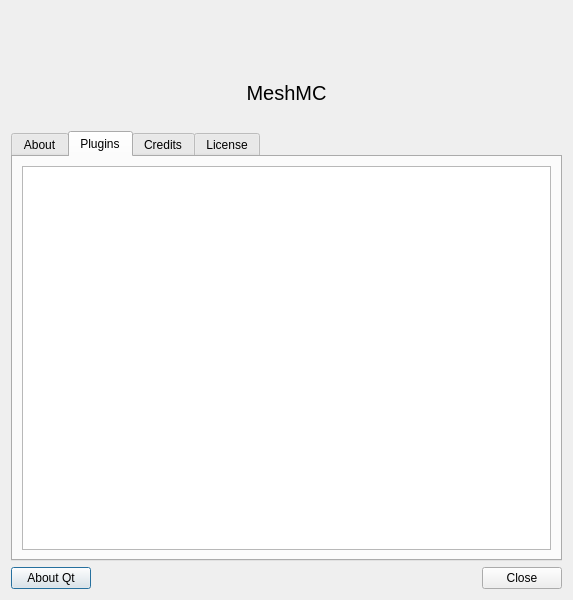
Project-Tick/Project-Tick, file meshmc/launcher/ui/dialogs/AboutDialog.ui: the form before one commit.
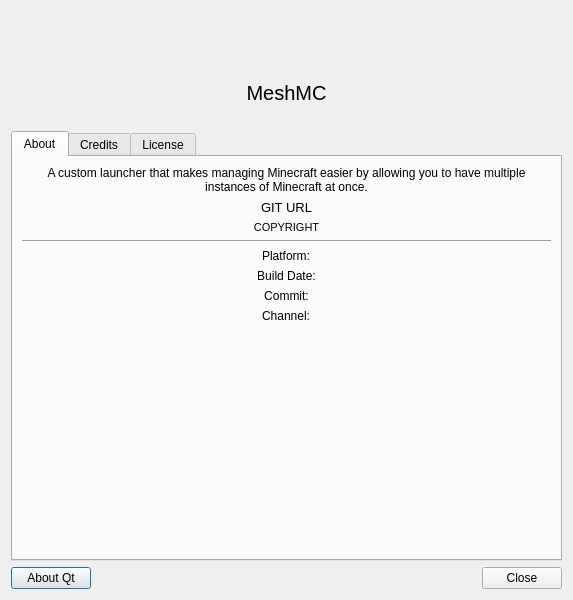
The form after the commit. The open tabs and pages were chosen to show the change.

Commit message: refactor: Separating the Plugin section from the aboutDialog and moving it to its own page.

```diff
--- a/meshmc/launcher/ui/dialogs/AboutDialog.ui
+++ b/meshmc/launcher/ui/dialogs/AboutDialog.ui
@@ -243,20 +243,6 @@
        </item>
       </layout>
      </widget>
-     <widget class="QWidget" name="pluginsTab">
-      <attribute name="title">
-       <string>Plugins</string>
-      </attribute>
-      <layout class="QVBoxLayout" name="verticalLayout_4">
-       <item>
-        <widget class="QTextBrowser" name="pluginsText">
-         <property name="openExternalLinks">
-          <bool>true</bool>
-         </property>
-        </widget>
-       </item>
-      </layout>
-     </widget>
      <widget class="QWidget" name="creditsTab">
       <attribute name="title">
        <string>Credits</string>
```
Left out of the diff: 1 changed line with no effect on the pictures. The commit also changes 31 other files.
